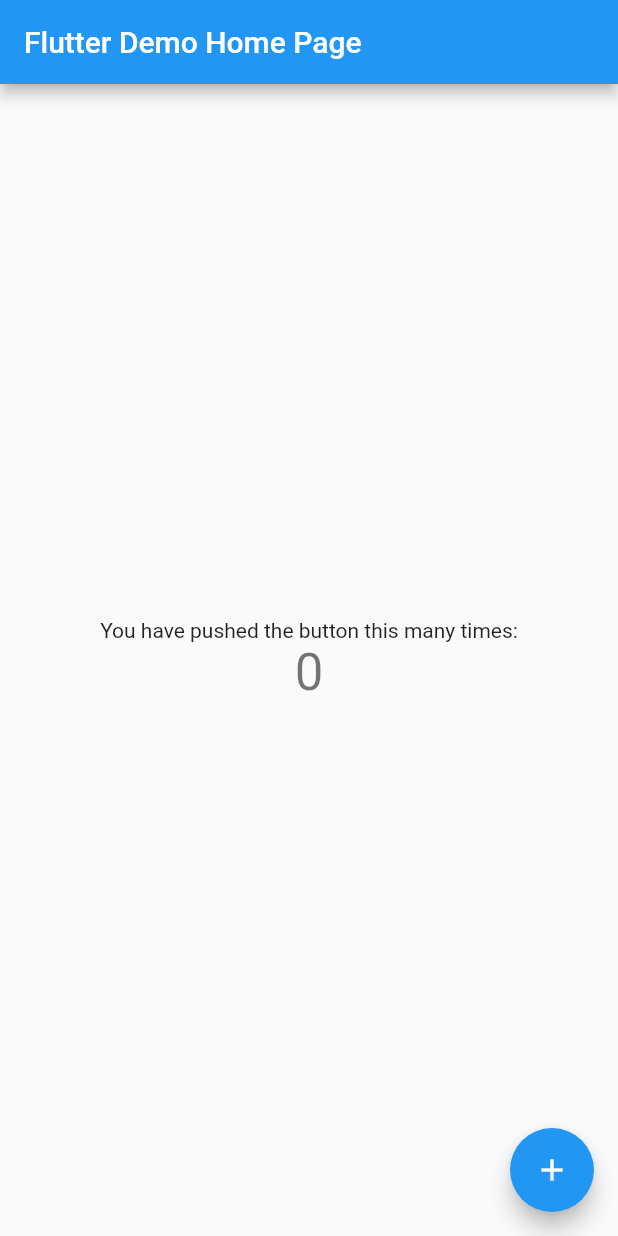
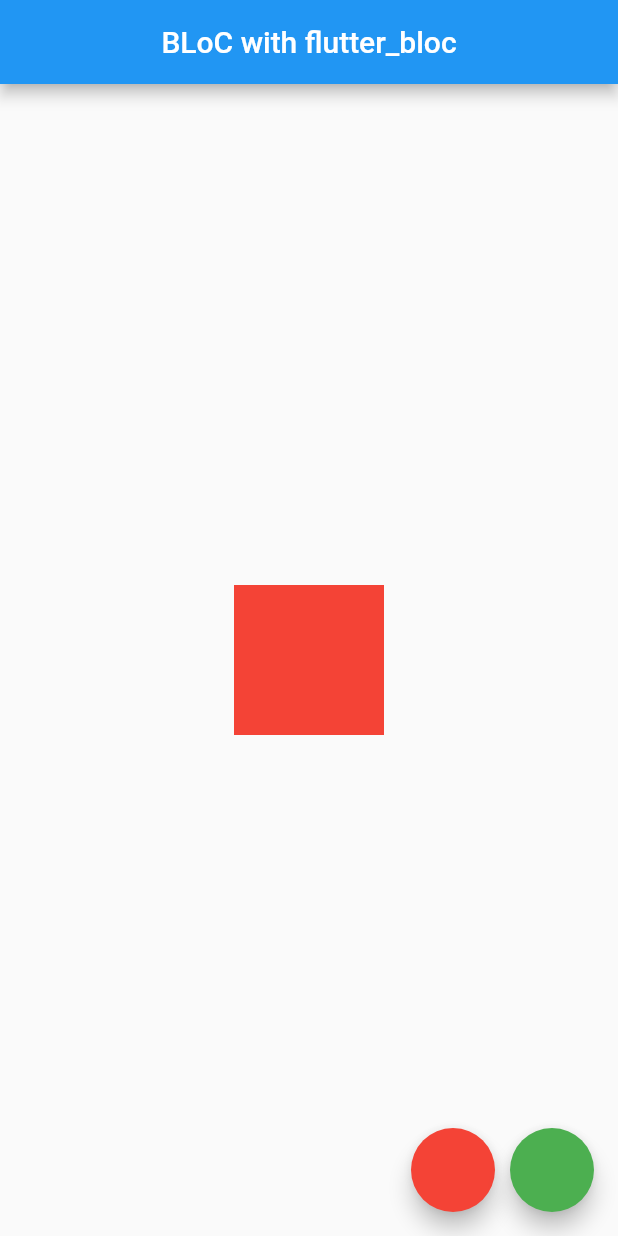
Before and after one commit to taras3189/bloc_flutter, a Flutter app: the screen it shows after launch, on a phone screen of 412 x 824 dp. Run offline on Flutter 3.47's test engine with Material 2 defaults, Android fonts, the phone set to English and light mode, and no system bars; our stand-ins replace flutter_bloc.

Commit message:
Second commit

```diff
--- /dev/null
+++ b/lib/color_bloc.dart
@@ -0,0 +1,15 @@
+import 'package:flutter/material.dart';
+import 'package:flutter_bloc/flutter_bloc.dart';
+
+abstract class ColorEvent {}
+
+class RedColorEvent extends ColorEvent {}
+
+class GreenColorEvent extends ColorEvent {}
+
+class ColorBloc extends Bloc<ColorEvent, Color> {
+  ColorBloc() : super(Colors.red) {
+    on<RedColorEvent>((event, emit) => emit(Colors.red));
+    on<GreenColorEvent>((event, emit) => emit(Colors.green));
+  }
+}
--- a/lib/main.dart
+++ b/lib/main.dart
@@ -1,115 +1,63 @@
+import 'package:bloc_flutter/color_bloc.dart';
 import 'package:flutter/material.dart';
+import 'package:flutter_bloc/flutter_bloc.dart';
 
 void main() {
   runApp(const MyApp());
 }
 
 class MyApp extends StatelessWidget {
-  const MyApp({super.key});
+  const MyApp({Key? key}) : super(key: key);
 
-  // This widget is the root of your application.
   @override
   Widget build(BuildContext context) {
     return MaterialApp(
-      title: 'Flutter Demo',
-      theme: ThemeData(
-        // This is the theme of your application.
-        //
-        // Try running your application with "flutter run". You'll see the
-        // application has a blue toolbar. Then, without quitting the app, try
-        // changing the primarySwatch below to Colors.green and then invoke
-        // "hot reload" (press "r" in the console where you ran "flutter run",
-        // or simply save your changes to "hot reload" in a Flutter IDE).
-        // Notice that the counter didn't reset back to zero; the application
-        // is not restarted.
-        primarySwatch: Colors.blue,
+      title: 'BLoC with flutter_bloc',
+      home: BlocProvider(
+        create: (context) => ColorBloc(),
+        child: const MyHomePage(),
       ),
-      home: const MyHomePage(title: 'Flutter Demo Home Page'),
     );
   }
 }
 
-class MyHomePage extends StatefulWidget {
-  const MyHomePage({super.key, required this.title});
-
-  // This widget is the home page of your application. It is stateful, meaning
-  // that it has a State object (defined below) that contains fields that affect
-  // how it looks.
-
-  // This class is the configuration for the state. It holds the values (in this
-  // case the title) provided by the parent (in this case the App widget) and
-  // used by the build method of the State. Fields in a Widget subclass are
-  // always marked "final".
-
-  final String title;
-
-  @override
-  State<MyHomePage> createState() => _MyHomePageState();
-}
-
-class _MyHomePageState extends State<MyHomePage> {
-  int _counter = 0;
-
-  void _incrementCounter() {
-    setState(() {
-      // This call to setState tells the Flutter framework that something has
-      // changed in this State, which causes it to rerun the build method below
-      // so that the display can reflect the updated values. If we changed
-      // _counter without calling setState(), then the build method would not be
-      // called again, and so nothing would appear to happen.
-      _counter++;
-    });
-  }
+class MyHomePage extends StatelessWidget {
+  const MyHomePage({Key? key}) : super(key: key);
 
   @override
   Widget build(BuildContext context) {
-    // This method is rerun every time setState is called, for instance as done
-    // by the _incrementCounter method above.
-    //
-    // The Flutter framework has been optimized to make rerunning build methods
-    // fast, so that you can just rebuild anything that needs updating rather
-    // than having to individually change instances of widgets.
+    ColorBloc _bloc = BlocProvider.of<ColorBloc>(context);
     return Scaffold(
       appBar: AppBar(
-        // Here we take the value from the MyHomePage object that was created by
-        // the App.build method, and use it to set our appbar title.
-        title: Text(widget.title),
+        title: const Text('BLoC with flutter_bloc'),
+        centerTitle: true,
       ),
       body: Center(
-        // Center is a layout widget. It takes a single child and positions it
-        // in the middle of the parent.
-        child: Column(
-          // Column is also a layout widget. It takes a list of children and
-          // arranges them vertically. By default, it sizes itself to fit its
-          // children horizontally, and tries to be as tall as its parent.
-          //
-          // Invoke "debug painting" (press "p" in the console, choose the
-          // "Toggle Debug Paint" action from the Flutter Inspector in Android
-          // Studio, or the "Toggle Debug Paint" command in Visual Studio Code)
-          // to see the wireframe for each widget.
-          //
-          // Column has various properties to control how it sizes itself and
-          // how it positions its children. Here we use mainAxisAlignment to
-          // center the children vertically; the main axis here is the vertical
-          // axis because Columns are vertical (the cross axis would be
-          // horizontal).
-          mainAxisAlignment: MainAxisAlignment.center,
-          children: <Widget>[
-            const Text(
-              'You have pushed the button this many times:',
-            ),
-            Text(
-              '$_counter',
-              style: Theme.of(context).textTheme.headline4,
-            ),
-          ],
+        child: BlocBuilder<ColorBloc, Color>(
+          builder: (context, currentColor) => AnimatedContainer(
+            height: 100,
+            width: 100,
+            color: Colors.red,
+            duration: const Duration(milliseconds: 500),
+          ),
         ),
       ),
-      floatingActionButton: FloatingActionButton(
-        onPressed: _incrementCounter,
-        tooltip: 'Increment',
-        child: const Icon(Icons.add),
-      ), // This trailing comma makes auto-formatting nicer for build methods.
+      floatingActionButton: Row(
+        mainAxisAlignment: MainAxisAlignment.end,
+        children: [
+          FloatingActionButton(
+              onPressed: () {
+                _bloc.add(RedColorEvent());
+              },
+              backgroundColor: Colors.red),
+          const SizedBox(width: 10),
+          FloatingActionButton(
+              onPressed: () {
+                _bloc.add(GreenColorEvent());
+              },
+              backgroundColor: Colors.green),
+        ],
+      ),
     );
   }
 }
--- a/pubspec.yaml
+++ b/pubspec.yaml
@@ -36,6 +36,7 @@ dependencies:
   # The following adds the Cupertino Icons font to your application.
   # Use with the CupertinoIcons class for iOS style icons.
   cupertino_icons: ^1.0.2
+  flutter_bloc: ^8.1.2
 
 dev_dependencies:
   flutter_test:
```
Also changed, not shown: pubspec.lock, 1 other file.
